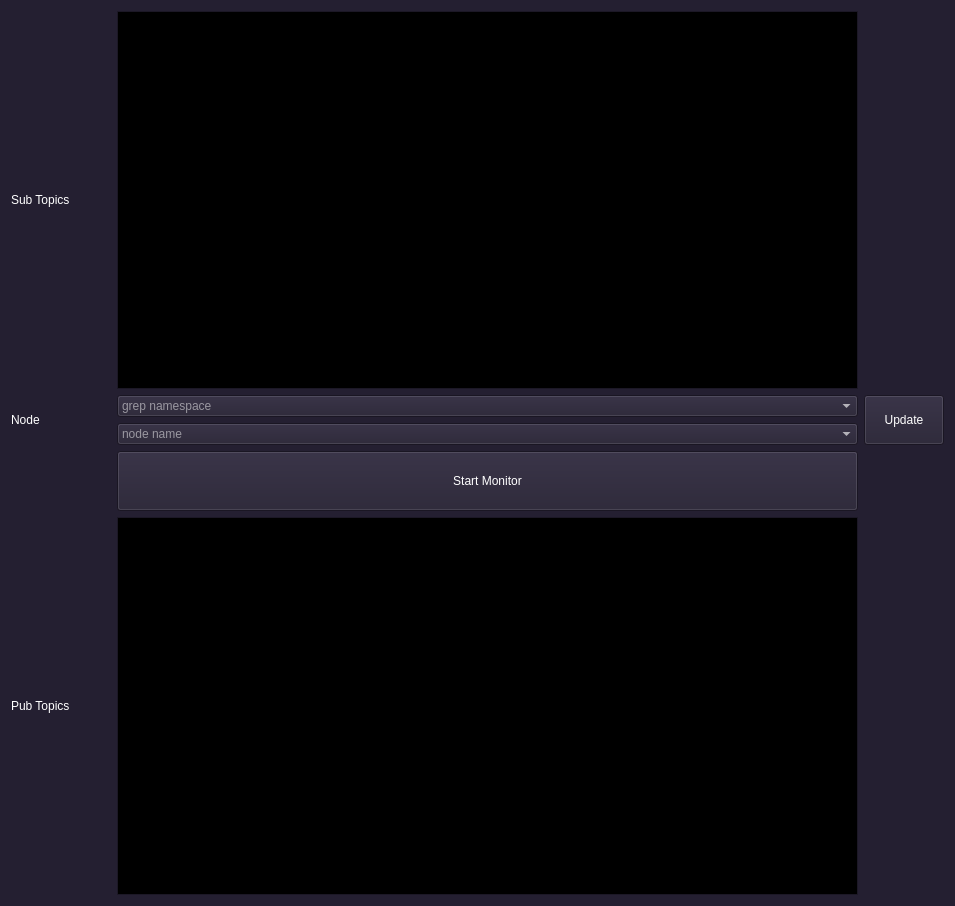
The window that ui/node_monitor.ui (yyamazaki933/rosif) describes before a commit, drawn with Qt 5.
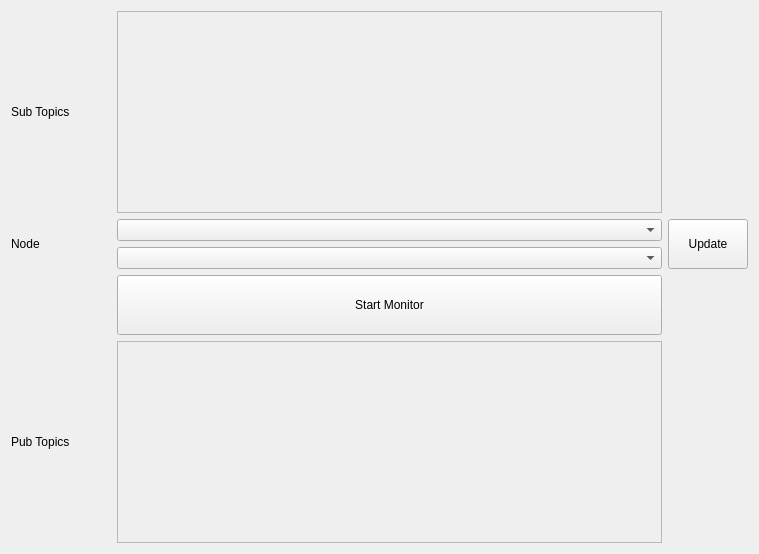
The same window after the commit.

```diff
--- a/ui/node_monitor.ui
+++ b/ui/node_monitor.ui
@@ -6,479 +6,10 @@
    <rect>
     <x>0</x>
     <y>0</y>
-    <width>955</width>
-    <height>906</height>
+    <width>759</width>
+    <height>554</height>
    </rect>
   </property>
-  <property name="palette">
-   <palette>
-    <active>
-     <colorrole role="WindowText">
-      <brush brushstyle="SolidPattern">
-       <color alpha="255">
-        <red>255</red>
-        <green>255</green>
-        <blue>255</blue>
-       </color>
-      </brush>
-     </colorrole>
-     <colorrole role="Button">
-      <brush brushstyle="SolidPattern">
-       <color alpha="255">
-        <red>36</red>
-        <green>31</green>
-        <blue>49</blue>
-       </color>
-      </brush>
-     </colorrole>
-     <colorrole role="Light">
-      <brush brushstyle="SolidPattern">
-       <color alpha="255">
-        <red>0</red>
-        <green>0</green>
-        <blue>0</blue>
-       </color>
-      </brush>
-     </colorrole>
-     <colorrole role="Midlight">
-      <brush brushstyle="SolidPattern">
-       <color alpha="255">
-        <red>0</red>
-        <green>0</green>
-        <blue>0</blue>
-       </color>
-      </brush>
-     </colorrole>
-     <colorrole role="Dark">
-      <brush brushstyle="SolidPattern">
-       <color alpha="255">
-        <red>0</red>
-        <green>0</green>
-        <blue>0</blue>
-       </color>
-      </brush>
-     </colorrole>
-     <colorrole role="Mid">
-      <brush brushstyle="SolidPattern">
-       <color alpha="255">
-        <red>0</red>
-        <green>0</green>
-        <blue>0</blue>
-       </color>
-      </brush>
-     </colorrole>
-     <colorrole role="Text">
-      <brush brushstyle="SolidPattern">
-       <color alpha="255">
-        <red>255</red>
-        <green>255</green>
-        <blue>255</blue>
-       </color>
-      </brush>
-     </colorrole>
-     <colorrole role="BrightText">
-      <brush brushstyle="SolidPattern">
-       <color alpha="255">
-        <red>255</red>
-        <green>255</green>
-        <blue>255</blue>
-       </color>
-      </brush>
-     </colorrole>
-     <colorrole role="ButtonText">
-      <brush brushstyle="SolidPattern">
-       <color alpha="255">
-        <red>255</red>
-        <green>255</green>
-        <blue>255</blue>
-       </color>
-      </brush>
-     </colorrole>
-     <colorrole role="Base">
-      <brush brushstyle="SolidPattern">
-       <color alpha="255">
-        <red>0</red>
-        <green>0</green>
-        <blue>0</blue>
-       </color>
-      </brush>
-     </colorrole>
-     <colorrole role="Window">
-      <brush brushstyle="SolidPattern">
-       <color alpha="255">
-        <red>36</red>
-        <green>31</green>
-        <blue>49</blue>
-       </color>
-      </brush>
-     </colorrole>
-     <colorrole role="Shadow">
-      <brush brushstyle="SolidPattern">
-       <color alpha="255">
-        <red>0</red>
-        <green>0</green>
-        <blue>0</blue>
-       </color>
-      </brush>
-     </colorrole>
-     <colorrole role="Highlight">
-      <brush brushstyle="SolidPattern">
-       <color alpha="255">
-        <red>0</red>
-        <green>0</green>
-        <blue>255</blue>
-       </color>
-      </brush>
-     </colorrole>
-     <colorrole role="AlternateBase">
-      <brush brushstyle="SolidPattern">
-       <color alpha="255">
-        <red>0</red>
-        <green>0</green>
-        <blue>0</blue>
-       </color>
-      </brush>
-     </colorrole>
-     <colorrole role="ToolTipBase">
-      <brush brushstyle="SolidPattern">
-       <color alpha="255">
-        <red>255</red>
-        <green>255</green>
-        <blue>220</blue>
-       </color>
-      </brush>
-     </colorrole>
-     <colorrole role="ToolTipText">
-      <brush brushstyle="SolidPattern">
-       <color alpha="255">
-        <red>0</red>
-        <green>0</green>
-        <blue>0</blue>
-       </color>
-      </brush>
-     </colorrole>
-     <colorrole role="PlaceholderText">
-      <brush brushstyle="SolidPattern">
-       <color alpha="128">
-        <red>255</red>
-        <green>255</green>
-        <blue>255</blue>
-       </color>
-      </brush>
-     </colorrole>
-    </active>
-    <inactive>
-     <colorrole role="WindowText">
-      <brush brushstyle="SolidPattern">
-       <color alpha="255">
-        <red>255</red>
-        <green>255</green>
-        <blue>255</blue>
-       </color>
-      </brush>
-     </colorrole>
-     <colorrole role="Button">
-      <brush brushstyle="SolidPattern">
-       <color alpha="255">
-        <red>36</red>
-        <green>31</green>
-        <blue>49</blue>
-       </color>
-      </brush>
-     </colorrole>
-     <colorrole role="Light">
-      <brush brushstyle="SolidPattern">
-       <color alpha="255">
-        <red>0</red>
-        <green>0</green>
-        <blue>0</blue>
-       </color>
-      </brush>
-     </colorrole>
-     <colorrole role="Midlight">
-      <brush brushstyle="SolidPattern">
-       <color alpha="255">
-        <red>0</red>
-        <green>0</green>
-        <blue>0</blue>
-       </color>
-      </brush>
-     </colorrole>
-     <colorrole role="Dark">
-      <brush brushstyle="SolidPattern">
-       <color alpha="255">
-        <red>0</red>
-        <green>0</green>
-        <blue>0</blue>
-       </color>
-      </brush>
-     </colorrole>
-     <colorrole role="Mid">
-      <brush brushstyle="SolidPattern">
-       <color alpha="255">
-        <red>0</red>
-        <green>0</green>
-        <blue>0</blue>
-       </color>
-      </brush>
-     </colorrole>
-     <colorrole role="Text">
-      <brush brushstyle="SolidPattern">
-       <color alpha="255">
-        <red>255</red>
-        <green>255</green>
-        <blue>255</blue>
-       </color>
-      </brush>
-     </colorrole>
-     <colorrole role="BrightText">
-      <brush brushstyle="SolidPattern">
-       <color alpha="255">
-        <red>255</red>
-        <green>255</green>
-        <blue>255</blue>
-       </color>
-      </brush>
-     </colorrole>
-     <colorrole role="ButtonText">
-      <brush brushstyle="SolidPattern">
-       <color alpha="255">
-        <red>255</red>
-        <green>255</green>
-        <blue>255</blue>
-       </color>
-      </brush>
-     </colorrole>
-     <colorrole role="Base">
-      <brush brushstyle="SolidPattern">
-       <color alpha="255">
-        <red>0</red>
-        <green>0</green>
-        <blue>0</blue>
-       </color>
-      </brush>
-     </colorrole>
-     <colorrole role="Window">
-      <brush brushstyle="SolidPattern">
-       <color alpha="255">
-        <red>36</red>
-        <green>31</green>
-        <blue>49</blue>
-       </color>
-      </brush>
-     </colorrole>
-     <colorrole role="Shadow">
-      <brush brushstyle="SolidPattern">
-       <color alpha="255">
-        <red>0</red>
-        <green>0</green>
-        <blue>0</blue>
-       </color>
-      </brush>
-     </colorrole>
-     <colorrole role="Highlight">
-      <brush brushstyle="SolidPattern">
-       <color alpha="255">
-        <red>0</red>
-        <green>0</green>
-        <blue>255</blue>
-       </color>
-      </brush>
-     </colorrole>
-     <colorrole role="AlternateBase">
-      <brush brushstyle="SolidPattern">
-       <color alpha="255">
-        <red>0</red>
-        <green>0</green>
-        <blue>0</blue>
-       </color>
-      </brush>
-     </colorrole>
-     <colorrole role="ToolTipBase">
-      <brush brushstyle="SolidPattern">
-       <color alpha="255">
-        <red>255</red>
-        <green>255</green>
-        <blue>220</blue>
-       </color>
-      </brush>
-     </colorrole>
-     <colorrole role="ToolTipText">
-      <brush brushstyle="SolidPattern">
-       <color alpha="255">
-        <red>0</red>
-        <green>0</green>
-        <blue>0</blue>
-       </color>
-      </brush>
-     </colorrole>
-     <colorrole role="PlaceholderText">
-      <brush brushstyle="SolidPattern">
-       <color alpha="128">
-        <red>255</red>
-        <green>255</green>
-        <blue>255</blue>
-       </color>
-      </brush>
-     </colorrole>
-    </inactive>
-    <disabled>
-     <colorrole role="WindowText">
-      <brush brushstyle="SolidPattern">
-       <color alpha="255">
-        <red>94</red>
-        <green>92</green>
-        <blue>100</blue>
-       </color>
-      </brush>
-     </colorrole>
-     <colorrole role="Button">
-      <brush brushstyle="SolidPattern">
-       <color alpha="255">
-        <red>36</red>
-        <green>31</green>
-        <blue>49</blue>
-       </color>
-      </brush>
-     </colorrole>
-     <colorrole role="Light">
-      <brush brushstyle="SolidPattern">
-       <color alpha="255">
-        <red>0</red>
-        <green>0</green>
-        <blue>0</blue>
-       </color>
-      </brush>
-     </colorrole>
-     <colorrole role="Midlight">
-      <brush brushstyle="SolidPattern">
-       <color alpha="255">
-        <red>0</red>
-        <green>0</green>
-        <blue>0</blue>
-       </color>
-      </brush>
-     </colorrole>
-     <colorrole role="Dark">
-      <brush brushstyle="SolidPattern">
-       <color alpha="255">
-        <red>0</red>
-        <green>0</green>
-        <blue>0</blue>
-       </color>
-      </brush>
-     </colorrole>
-     <colorrole role="Mid">
-      <brush brushstyle="SolidPattern">
-       <color alpha="255">
-        <red>0</red>
-        <green>0</green>
-        <blue>0</blue>
-       </color>
-      </brush>
-     </colorrole>
-     <colorrole role="Text">
-      <brush brushstyle="SolidPattern">
-       <color alpha="255">
-        <red>94</red>
-        <green>92</green>
-        <blue>100</blue>
-       </color>
-      </brush>
-     </colorrole>
-     <colorrole role="BrightText">
-      <brush brushstyle="SolidPattern">
-       <color alpha="255">
-        <red>255</red>
-        <green>255</green>
-        <blue>255</blue>
-       </color>
-      </brush>
-     </colorrole>
-     <colorrole role="ButtonText">
-      <brush brushstyle="SolidPattern">
-       <color alpha="255">
-        <red>94</red>
-        <green>92</green>
-        <blue>100</blue>
-       </color>
-      </brush>
-     </colorrole>
-     <colorrole role="Base">
-      <brush brushstyle="SolidPattern">
-       <color alpha="255">
-        <red>36</red>
-        <green>31</green>
-        <blue>49</blue>
-       </color>
-      </brush>
-     </colorrole>
-     <colorrole role="Window">
-      <brush brushstyle="SolidPattern">
-       <color alpha="255">
-        <red>36</red>
-        <green>31</green>
-        <blue>49</blue>
-       </color>
-      </brush>
-     </colorrole>
-     <colorrole role="Shadow">
-      <brush brushstyle="SolidPattern">
-       <color alpha="255">
-        <red>0</red>
-        <green>0</green>
-        <blue>0</blue>
-       </color>
-      </brush>
-     </colorrole>
-     <colorrole role="Highlight">
-      <brush brushstyle="SolidPattern">
-       <color alpha="255">
-        <red>145</red>
-        <green>145</green>
-        <blue>145</blue>
-       </color>
-      </brush>
-     </colorrole>
-     <colorrole role="AlternateBase">
-      <brush brushstyle="SolidPattern">
-       <color alpha="255">
-        <red>0</red>
-        <green>0</green>
-        <blue>0</blue>
-       </color>
-      </brush>
-     </colorrole>
-     <colorrole role="ToolTipBase">
-      <brush brushstyle="SolidPattern">
-       <color alpha="255">
-        <red>255</red>
-        <green>255</green>
-        <blue>220</blue>
-       </color>
-      </brush>
-     </colorrole>
-     <colorrole role="ToolTipText">
-      <brush brushstyle="SolidPattern">
-       <color alpha="255">
-        <red>0</red>
-        <green>0</green>
-        <blue>0</blue>
-       </color>
-      </brush>
-     </colorrole>
-     <colorrole role="PlaceholderText">
-      <brush brushstyle="SolidPattern">
-       <color alpha="128">
-        <red>255</red>
-        <green>255</green>
-        <blue>255</blue>
-       </color>
-      </brush>
-     </colorrole>
-    </disabled>
-   </palette>
-  </property>
   <property name="acceptDrops">
    <bool>true</bool>
   </property>
@@ -488,6 +19,18 @@
   <layout class="QGridLayout" name="gridLayout">
    <item row="7" column="0">
     <widget class="QLabel" name="label_3">
+     <property name="sizePolicy">
+      <sizepolicy hsizetype="Fixed" vsizetype="Preferred">
+       <horstretch>0</horstretch>
+       <verstretch>0</verstretch>
+      </sizepolicy>
+     </property>
+     <property name="minimumSize">
+      <size>
+       <width>100</width>
+       <height>0</height>
+      </size>
+     </property>
      <property name="text">
       <string>Pub Topics</string>
      </property>
@@ -495,6 +38,12 @@
    </item>
    <item row="3" column="1">
     <widget class="QPushButton" name="pb_monitor">
+     <property name="sizePolicy">
+      <sizepolicy hsizetype="Preferred" vsizetype="Fixed">
+       <horstretch>0</horstretch>
+       <verstretch>0</verstretch>
+      </sizepolicy>
+     </property>
      <property name="minimumSize">
       <size>
        <width>0</width>
@@ -508,6 +57,18 @@
    </item>
    <item row="0" column="0">
     <widget class="QLabel" name="label_2">
+     <property name="sizePolicy">
+      <sizepolicy hsizetype="Fixed" vsizetype="Preferred">
+       <horstretch>0</horstretch>
+       <verstretch>0</verstretch>
+      </sizepolicy>
+     </property>
+     <property name="minimumSize">
+      <size>
+       <width>100</width>
+       <height>0</height>
+      </size>
+     </property>
      <property name="text">
       <string>Sub Topics</string>
      </property>
@@ -522,6 +83,12 @@
    </item>
    <item row="1" column="0" rowspan="2">
     <widget class="QLabel" name="label_10">
+     <property name="sizePolicy">
+      <sizepolicy hsizetype="Fixed" vsizetype="Preferred">
+       <horstretch>0</horstretch>
+       <verstretch>0</verstretch>
+      </sizepolicy>
+     </property>
      <property name="minimumSize">
       <size>
        <width>100</width>
@@ -548,6 +115,12 @@
    </item>
    <item row="1" column="3" rowspan="2">
     <widget class="QPushButton" name="pb_update">
+     <property name="sizePolicy">
+      <sizepolicy hsizetype="Fixed" vsizetype="Fixed">
+       <horstretch>0</horstretch>
+       <verstretch>0</verstretch>
+      </sizepolicy>
+     </property>
      <property name="minimumSize">
       <size>
        <width>80</width>
@@ -567,6 +140,12 @@
    </item>
    <item row="7" column="1">
     <widget class="QScrollArea" name="scrollArea">
+     <property name="sizePolicy">
+      <sizepolicy hsizetype="Preferred" vsizetype="Preferred">
+       <horstretch>0</horstretch>
+       <verstretch>0</verstretch>
+      </sizepolicy>
+     </property>
      <property name="widgetResizable">
       <bool>true</bool>
      </property>
@@ -575,74 +154,10 @@
        <rect>
         <x>0</x>
         <y>0</y>
-        <width>743</width>
-        <height>375</height>
+        <width>547</width>
+        <height>199</height>
        </rect>
       </property>
-      <property name="palette">
-       <palette>
-        <active>
-         <colorrole role="Base">
-          <brush brushstyle="SolidPattern">
-           <color alpha="255">
-            <red>0</red>
-            <green>0</green>
-            <blue>0</blue>
-           </color>
-          </brush>
-         </colorrole>
-         <colorrole role="Window">
-          <brush brushstyle="SolidPattern">
-           <color alpha="255">
-            <red>0</red>
-            <green>0</green>
-            <blue>0</blue>
-           </color>
-          </brush>
-         </colorrole>
-        </active>
-        <inactive>
-         <colorrole role="Base">
-          <brush brushstyle="SolidPattern">
-           <color alpha="255">
-            <red>0</red>
-            <green>0</green>
-            <blue>0</blue>
-           </color>
-          </brush>
-         </colorrole>
-         <colorrole role="Window">
-          <brush brushstyle="SolidPattern">
-           <color alpha="255">
-            <red>0</red>
-            <green>0</green>
-            <blue>0</blue>
-           </color>
-          </brush>
-         </colorrole>
-        </inactive>
-        <disabled>
-         <colorrole role="Base">
-          <brush brushstyle="SolidPattern">
-           <color alpha="255">
-            <red>0</red>
-            <green>0</green>
-            <blue>0</blue>
-           </color>
-          </brush>
-         </colorrole>
-         <colorrole role="Window">
-          <brush brushstyle="SolidPattern">
-           <color alpha="255">
-            <red>0</red>
-            <green>0</green>
-            <blue>0</blue>
-           </color>
-          </brush>
-         </colorrole>
-        </disabled>
-       </palette>
-      </property>
       <layout class="QVBoxLayout" name="verticalLayout_2">
        <item>
         <layout class="QVBoxLayout" name="bl_pubs"/>
@@ -653,6 +168,12 @@
    </item>
    <item row="0" column="1">
     <widget class="QScrollArea" name="scrollArea_2">
+     <property name="sizePolicy">
+      <sizepolicy hsizetype="Preferred" vsizetype="Preferred">
+       <horstretch>0</horstretch>
+       <verstretch>0</verstretch>
+      </sizepolicy>
+     </property>
      <property name="widgetResizable">
       <bool>true</bool>
      </property>
@@ -661,74 +182,10 @@
        <rect>
         <x>0</x>
         <y>0</y>
-        <width>743</width>
-        <height>375</height>
+        <width>547</width>
+        <height>199</height>
        </rect>
       </property>
-      <property name="palette">
-       <palette>
-        <active>
-         <colorrole role="Base">
-          <brush brushstyle="SolidPattern">
-           <color alpha="255">
-            <red>0</red>
-            <green>0</green>
-            <blue>0</blue>
-           </color>
-          </brush>
-         </colorrole>
-         <colorrole role="Window">
-          <brush brushstyle="SolidPattern">
-           <color alpha="255">
-            <red>0</red>
-            <green>0</green>
-            <blue>0</blue>
-           </color>
-          </brush>
-         </colorrole>
-        </active>
-        <inactive>
-         <colorrole role="Base">
-          <brush brushstyle="SolidPattern">
-           <color alpha="255">
-            <red>0</red>
-            <green>0</green>
-            <blue>0</blue>
-           </color>
-          </brush>
-         </colorrole>
-         <colorrole role="Window">
-          <brush brushstyle="SolidPattern">
-           <color alpha="255">
-            <red>0</red>
-            <green>0</green>
-            <blue>0</blue>
-           </color>
-          </brush>
-         </colorrole>
-        </inactive>
-        <disabled>
-         <colorrole role="Base">
-          <brush brushstyle="SolidPattern">
-           <color alpha="255">
-            <red>0</red>
-            <green>0</green>
-            <blue>0</blue>
-           </color>
-          </brush>
-         </colorrole>
-         <colorrole role="Window">
-          <brush brushstyle="SolidPattern">
-           <color alpha="255">
-            <red>0</red>
-            <green>0</green>
-            <blue>0</blue>
-           </color>
-          </brush>
-         </colorrole>
-        </disabled>
-       </palette>
-      </property>
       <layout class="QVBoxLayout" name="verticalLayout">
        <item>
         <layout class="QVBoxLayout" name="bl_subs"/>
```
